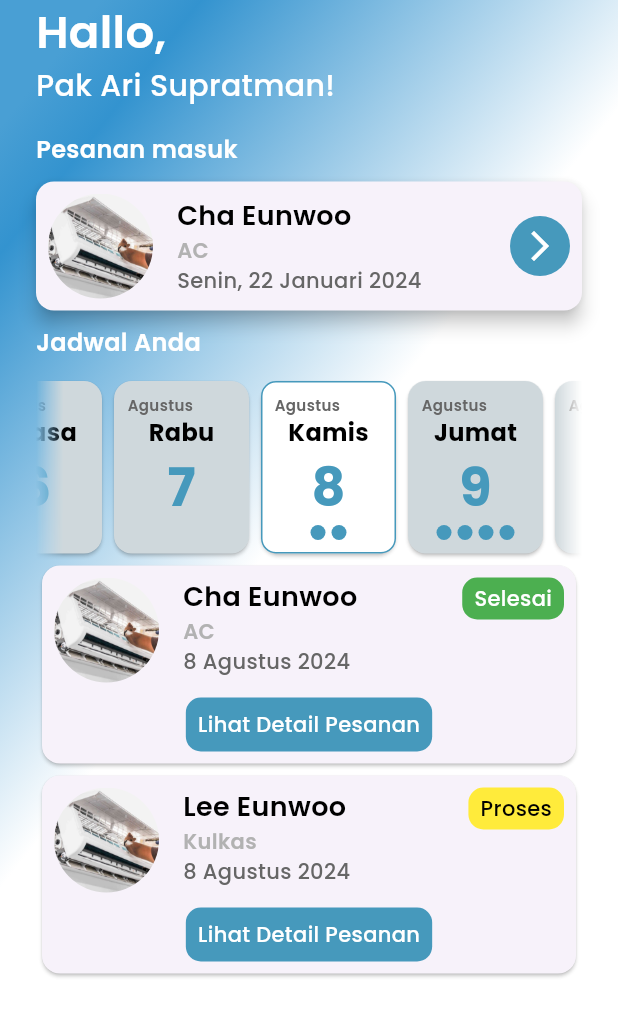
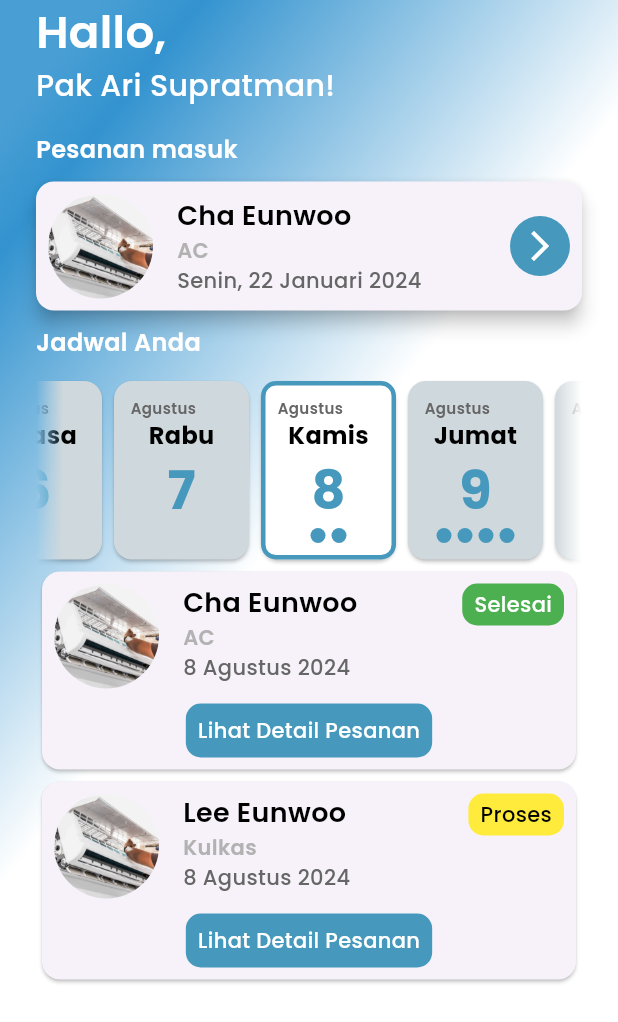
Before and after one commit to TeamG-CCITheHack/HomeVice-Mobile, a Flutter app: the PDashboardView screen opened by its route, on a phone screen of 412 x 824 dp. Shown: the top 1022 px of the screen. Run offline on Flutter 3.47's test engine with Material 3 defaults, Android fonts, the phone set to English and light mode, and no system bars; our stand-ins replace dio, dropdown_search, flutter_svg, get, google_fonts, jwt_decoder and 2 more.

Commit message:
feat: styling

```diff
--- a/lib/app/modules/partner/pDashboard/views/p_dashboard_view.dart
+++ b/lib/app/modules/partner/pDashboard/views/p_dashboard_view.dart
@@ -176,15 +176,15 @@ class PDashboardView extends GetView<PDashboardController> {
                 ),
               ],
             ),
-            InkWell(
-              onTap: () {},
-              child: Container(
+            Container(
               margin: const EdgeInsets.only(top: 10.0),
               padding: const EdgeInsets.all(8.0),
               decoration: BoxDecoration(
                 color: const Color(0xFF4699BC),
                 borderRadius: BorderRadius.circular(10),
               ),
+              child: InkWell(
+                onTap: () {},
                 child: Text(
                   "Lihat Detail Pesanan",
                   style: mediumText14.copyWith(
@@ -268,6 +268,7 @@ class PDashboardView extends GetView<PDashboardController> {
         decoration: BoxDecoration(
           border: Border.all(
             color: isSelected ? const Color(0xFF4699BC) : Colors.transparent,
+            width: 3,
           ),
           borderRadius: BorderRadius.circular(10),
         ),
```
Lines whose indentation alone changed are shown as unchanged.
